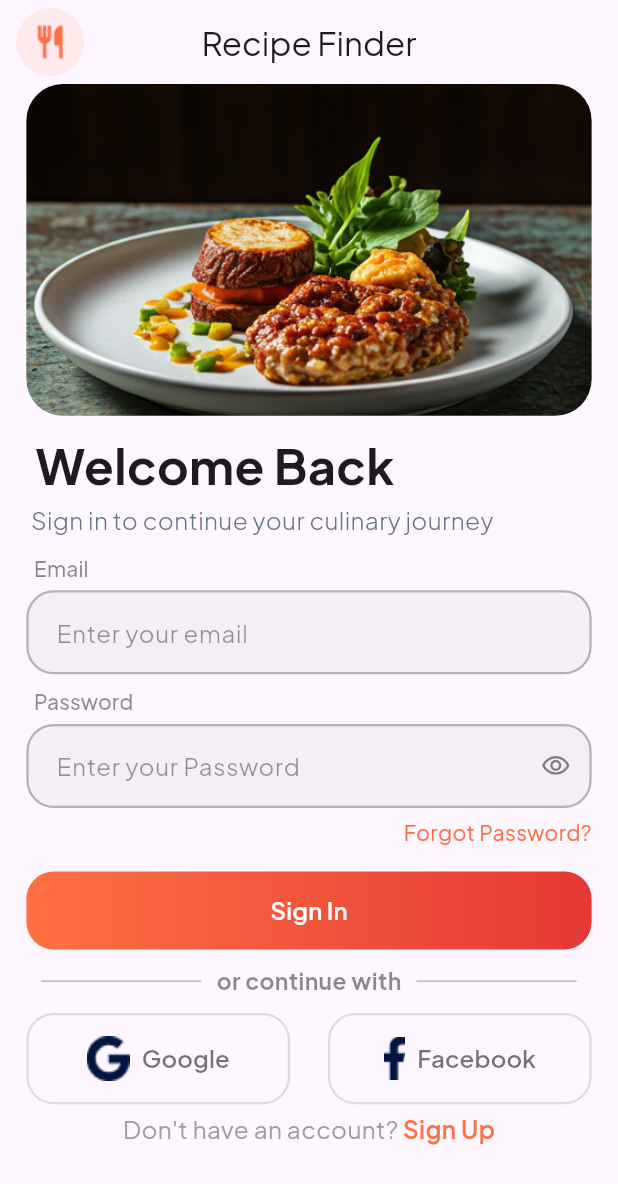
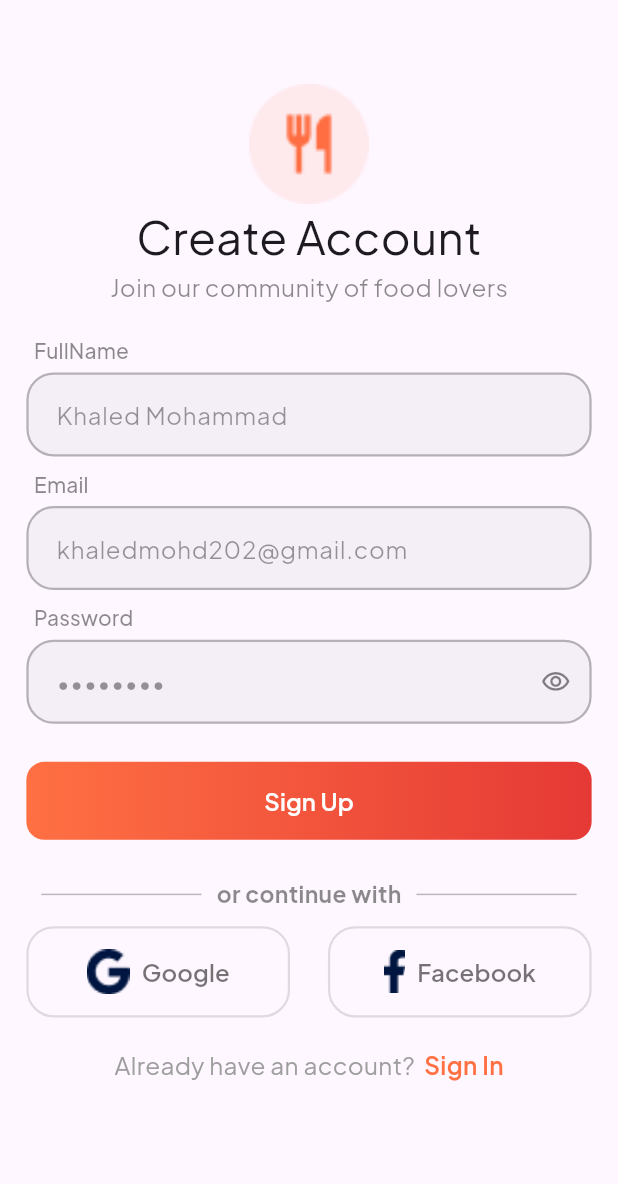
Before and after one commit to khaledmohd202/recipe, a Flutter app: the screen it shows after launch, after a tap on "Sign Up", on a phone screen of 412 x 824 dp. Shown: the top 1184 px of the screen. Run offline on Flutter 3.47's test engine with Material 3 defaults, Android fonts, the phone set to English and light mode, and no system bars; our stand-ins replace cached_network_image, flutter_native_splash, flutter_screenutil.

Commit message:
Sign Up "UI"

```diff
--- a/lib/features/auth/presentation/refactors/login_body.dart
+++ b/lib/features/auth/presentation/refactors/login_body.dart
@@ -1,6 +1,8 @@
 import 'package:flutter/material.dart';
 import 'package:flutter_screenutil/flutter_screenutil.dart';
 import 'package:recipe/core/common/widgets/custom_widgets.dart';
+import 'package:recipe/core/extension/extensions.dart';
+import 'package:recipe/core/routing/app_routes.dart';
 import 'package:recipe/core/style/fonts/font_weight_helper.dart';
 import 'package:recipe/core/style/icons/app_icons.dart';
 import 'package:recipe/core/style/images/app_images.dart';
@@ -40,7 +42,7 @@ class _LoginBodyState extends State<LoginBody> {
                 padding: EdgeInsets.only(bottom: 10.h),
                 child: AppImage.asset(
                   assetPath: AppImages.signInBanner,
-                  height: 218.h,
+                  height: 200.h,
                   width: double.infinity,
                   borderRadius: BorderRadius.circular(24.r),
                 ),
@@ -63,7 +65,7 @@ class _LoginBodyState extends State<LoginBody> {
                   color: Color(0xFF64748B),
                 ),
               ),
-              SizedBox(height: 10.h),
+              SizedBox(height: 25.h),
               AppTextField(
                 controller: _emailTextEditingController,
                 label: '  Email',
@@ -99,7 +101,7 @@ class _LoginBodyState extends State<LoginBody> {
               AppElevatedButton(
                 text: 'Sign In',
                 onPressed: () {},
-                backgroundColor: Color(0xFFFF6E42),
+                // backgroundColor: Color(0xFFFF6E42),
                 gradient: LinearGradient(
                   colors: [Color(0xFFFF7043), Color(0xFFE53935)],
                   begin: Alignment.centerLeft,
@@ -110,9 +112,11 @@ class _LoginBodyState extends State<LoginBody> {
               ),
               DividerContinueWith(),
               LogInWithGoogleOrFacebook(),
-              DoNotHaveAnAccount(onTap: () {
-
-              }),
+              DoNotHaveAnAccount(
+                onTap: () {
+                  context.pushNamed(AppRoutes.register);
+                },
+              ),
             ],
           ),
         ),
--- a/lib/features/auth/presentation/refactors/registration_body.dart
+++ b/lib/features/auth/presentation/refactors/registration_body.dart
@@ -1,4 +1,10 @@
 import 'package:flutter/material.dart';
+import 'package:flutter_screenutil/flutter_screenutil.dart';
+import 'package:recipe/core/common/widgets/custom_widgets.dart';
+import 'package:recipe/core/extension/extensions.dart';
+import 'package:recipe/core/style/fonts/font_weight_helper.dart';
+import 'package:recipe/core/style/icons/app_icons.dart';
+import 'package:recipe/features/auth/presentation/refactors/login_body.dart';
 
 class RegistrationBody extends StatefulWidget {
   const RegistrationBody({super.key});
@@ -8,8 +14,128 @@ class RegistrationBody extends StatefulWidget {
 }
 
 class _RegistrationBodyState extends State<RegistrationBody> {
+  final TextEditingController _fullNameTextEditingController =
+      TextEditingController();
+  final TextEditingController _emailTextEditingController =
+      TextEditingController();
+  final TextEditingController _passwordTextEditingController =
+      TextEditingController();
   @override
   Widget build(BuildContext context) {
-    return const Scaffold();
+    return Scaffold(
+      appBar: AppBar(
+        automaticallyImplyLeading: false,
+        elevation: 0,
+        // toolbarHeight: 70.h,
+      ),
+      body: Padding(
+        padding: EdgeInsets.symmetric(horizontal: 16.w),
+        child: Column(
+          crossAxisAlignment: CrossAxisAlignment.start,
+          children: [
+            Center(
+              child: Column(
+                children: [
+                  Image.asset(AppIcons.signIn, scale: 0.6),
+                  Text('Create Account', style: TextStyle(fontSize: 30.sp)),
+                  Text(
+                    'Join our community of food lovers',
+                    style: TextStyle(fontSize: 16.sp, color: Colors.black45),
+                  ),
+                ],
+              ),
+            ),
+            SizedBox(height: 20.h),
+            AppTextField(
+              controller: _fullNameTextEditingController,
+              label: '  FullName',
+              hintText: 'Khaled Mohammad',
+              keyboardType: TextInputType.name,
+              focusedBorderColor: Color(0xFFE53935),
+              borderRadius: 18.r,
+              borderColor: Colors.black26,
+            ),
+            SizedBox(height: 8.h),
+            AppTextField(
+              controller: _emailTextEditingController,
+              label: '  Email',
+              hintText: 'khaledmohd202@gmail.com',
+              keyboardType: TextInputType.emailAddress,
+              focusedBorderColor: Color(0xFFE53935),
+              borderRadius: 18.r,
+              borderColor: Colors.black26,
+            ),
+            SizedBox(height: 8.h),
+            AppTextField(
+              controller: _passwordTextEditingController,
+              label: '  Password',
+              hintText: '••••••••',
+              isPassword: true,
+              keyboardType: TextInputType.emailAddress,
+              focusedBorderColor: Color(0xFFE53935),
+              borderRadius: 18.r,
+              borderColor: Colors.black26,
+            ),
+            SizedBox(height: 25.h),
+            AppElevatedButton(
+              text: 'Sign Up',
+              gradient: LinearGradient(
+                colors: [Color(0xFFFF7043), Color(0xFFE53935)],
+                begin: Alignment.centerLeft,
+                end: Alignment.centerRight,
+              ),
+              // backgroundColor: Color(0xFFFF6E42),
+              onPressed: () {},
+            ),
+            SizedBox(height: 15.h),
+            DividerContinueWith(),
+            LogInWithGoogleOrFacebook(),
+            SizedBox(height: 15.h),
+
+            AlreadyHaveAnAccount(
+              onTap: () {
+                context.safePop();
+              },
+            ),
+          ],
+        ),
+      ),
+    );
   }
 }
+
+class AlreadyHaveAnAccount extends StatelessWidget {
+  const AlreadyHaveAnAccount({super.key, required this.onTap});
+  final VoidCallback onTap;
+
+  @override
+  Widget build(BuildContext context) {
+    return Padding(
+      padding: EdgeInsets.symmetric(vertical: 5.h),
+      child: Row(
+        mainAxisAlignment: MainAxisAlignment.center,
+        children: [
+          Text(
+            "Already have an account? ",
+            style: TextStyle(
+              fontSize: 16.sp,
+              fontWeight: FontWeightHelper.regular,
+              color: Colors.grey,
+            ),
+          ),
+          GestureDetector(
+            onTap: onTap,
+            child: Text(
+              ' Sign In',
+              style: TextStyle(
+                fontSize: 16.sp,
+                fontWeight: FontWeightHelper.semiBold,
+                color: Color(0xFFFF7043),
+              ),
+            ),
+          ),
+        ],
+      ),
+    );
+  }
+}
```
